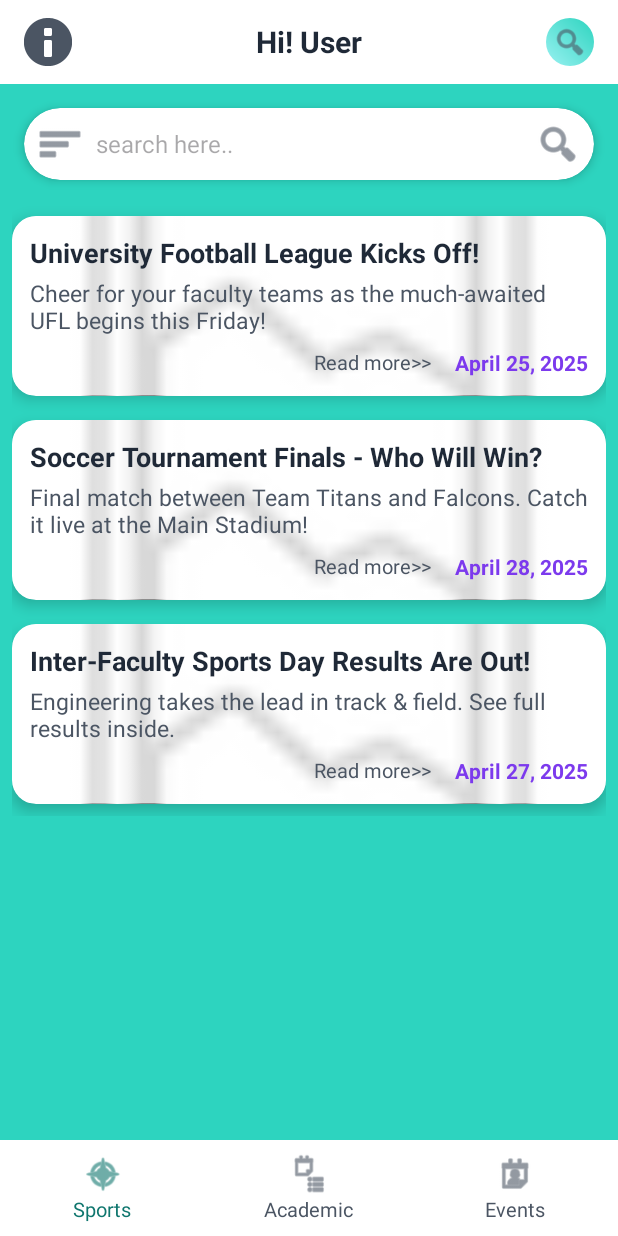
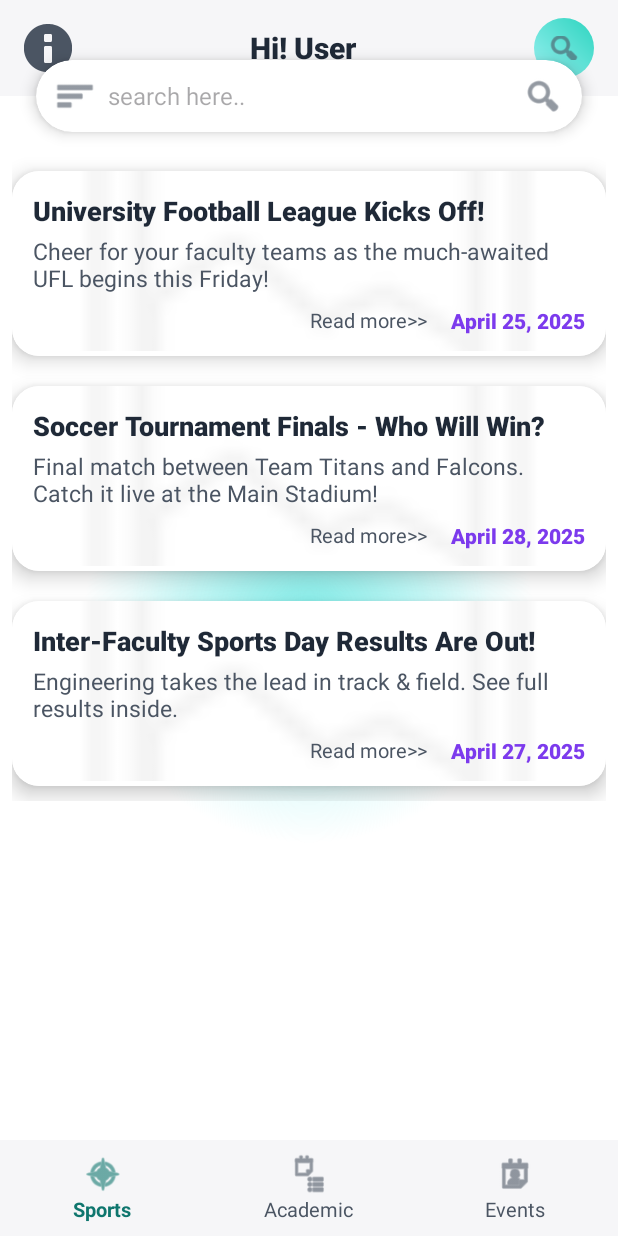
Before and after one commit to MalithDN/campus-android-app, an Android app: the DashboardActivity screen opened directly, with no data from a screen before it, on a phone screen of 412 x 824 dp. Run offline under Robolectric (Android 15) with nearby library versions, the phone set to English and light mode, and no system bars.

Commit message:
Modify dashboard

```diff
--- a/app/src/main/res/layout/activity_dashboard.xml
+++ b/app/src/main/res/layout/activity_dashboard.xml
@@ -3,17 +3,18 @@
     xmlns:app="http://schemas.android.com/apk/res-auto"
     android:layout_width="match_parent"
     android:layout_height="match_parent"
-    android:background="@color/primary">
+    android:background="@drawable/splash_background">
 
     <!-- Top Bar -->
     <LinearLayout
         android:id="@+id/topBar"
         android:layout_width="0dp"
-        android:layout_height="56dp"
+        android:layout_height="64dp"
         android:orientation="horizontal"
         android:gravity="center_vertical"
-        android:background="@color/background"
-        android:paddingHorizontal="16dp"
+        android:background="#F6F6F8"
+        android:paddingLeft="16dp"
+        android:paddingRight="16dp"
         app:layout_constraintTop_toTopOf="parent"
         app:layout_constraintStart_toStartOf="parent"
         app:layout_constraintEnd_toEndOf="parent">
@@ -33,15 +34,21 @@
             android:text="Hi! User"
             android:textColor="@color/text_primary"
             android:textSize="20sp"
-            android:textStyle="bold" />
+            android:textStyle="bold"
+            android:fontFamily="sans-serif-medium" />
 
-        <ImageView
-            android:layout_width="32dp"
-            android:layout_height="32dp"
-            android:src="@android:drawable/ic_menu_search"
+        <FrameLayout
+            android:layout_width="40dp"
+            android:layout_height="40dp"
             android:background="@drawable/rounded_button"
-            android:padding="4dp"
-            android:tint="@color/text_secondary" />
+            android:layout_gravity="center">
+            <ImageView
+                android:layout_width="24dp"
+                android:layout_height="24dp"
+                android:layout_gravity="center"
+                android:src="@android:drawable/ic_menu_search"
+                android:tint="@color/text_secondary" />
+        </FrameLayout>
     </LinearLayout>
 
     <!-- Search Bar -->
@@ -49,10 +56,10 @@
         android:id="@+id/searchCard"
         android:layout_width="0dp"
         android:layout_height="48dp"
-        android:layout_marginTop="16dp"
-        android:layout_marginHorizontal="16dp"
+        android:layout_marginTop="-24dp"
+        android:layout_marginHorizontal="24dp"
         app:cardCornerRadius="24dp"
-        app:cardElevation="4dp"
+        app:cardElevation="6dp"
         app:layout_constraintTop_toBottomOf="@id/topBar"
         app:layout_constraintStart_toStartOf="parent"
         app:layout_constraintEnd_toEndOf="parent">
@@ -64,11 +71,11 @@
             android:gravity="center_vertical">
 
             <ImageView
-                android:layout_width="32dp"
-                android:layout_height="32dp"
+                android:layout_width="28dp"
+                android:layout_height="28dp"
                 android:src="@android:drawable/ic_menu_sort_by_size"
                 android:tint="@color/text_secondary"
-                android:layout_marginStart="8dp" />
+                android:layout_marginStart="12dp" />
 
             <EditText
                 android:id="@+id/searchEditText"
@@ -77,16 +84,17 @@
                 android:layout_weight="1"
                 android:background="@android:color/transparent"
                 android:hint="search here.."
-                android:paddingHorizontal="8dp"
+                android:paddingLeft="8dp"
+                android:paddingRight="8dp"
                 android:textColor="@color/text_primary"
                 android:textSize="16sp" />
 
             <ImageView
-                android:layout_width="32dp"
-                android:layout_height="32dp"
+                android:layout_width="28dp"
+                android:layout_height="28dp"
                 android:src="@android:drawable/ic_menu_search"
                 android:tint="@color/text_secondary"
-                android:layout_marginEnd="8dp" />
+                android:layout_marginEnd="12dp" />
         </LinearLayout>
     </androidx.cardview.widget.CardView>
 
@@ -106,15 +114,16 @@
             android:layout_width="match_parent"
             android:layout_height="wrap_content"
             android:orientation="vertical"
-            android:paddingHorizontal="8dp">
+            android:paddingLeft="8dp"
+            android:paddingRight="8dp">
 
             <!-- Card 1 -->
             <androidx.cardview.widget.CardView
                 android:layout_width="match_parent"
                 android:layout_height="wrap_content"
-                android:layout_marginVertical="8dp"
-                app:cardCornerRadius="16dp"
-                app:cardElevation="6dp">
+                android:layout_marginVertical="10dp"
+                app:cardCornerRadius="18dp"
+                app:cardElevation="8dp">
 
                 <RelativeLayout
                     android:layout_width="match_parent"
@@ -130,8 +139,8 @@
                         android:layout_width="match_parent"
                         android:layout_height="match_parent"
                         android:orientation="vertical"
-                        android:background="#AAFFFFFF"
-                        android:padding="12dp">
+                        android:background="#E6FFFFFF"
+                        android:padding="14dp">
 
                         <TextView
                             android:layout_width="wrap_content"
@@ -139,14 +148,16 @@
                             android:text="University Football League Kicks Off!"
                             android:textColor="@color/text_primary"
                             android:textSize="18sp"
-                            android:textStyle="bold" />
+                            android:textStyle="bold"
+                            android:fontFamily="sans-serif-medium" />
                         <TextView
                             android:layout_width="wrap_content"
                             android:layout_height="wrap_content"
                             android:text="Cheer for your faculty teams as the much-awaited UFL begins this Friday!"
                             android:textColor="@color/text_secondary"
                             android:textSize="15sp"
-                            android:layout_marginTop="4dp" />
+                            android:layout_marginTop="4dp"
+                            android:fontFamily="sans-serif" />
                         <LinearLayout
                             android:layout_width="match_parent"
                             android:layout_height="wrap_content"
@@ -158,14 +169,16 @@
                                 android:layout_height="wrap_content"
                                 android:text="Read more>>"
                                 android:textColor="@color/text_secondary"
-                                android:textSize="13sp" />
+                                android:textSize="13sp"
+                                android:fontFamily="sans-serif" />
                             <TextView
                                 android:layout_width="wrap_content"
                                 android:layout_height="wrap_content"
                                 android:text="April 25, 2025"
                                 android:textColor="#7C3AED"
                                 android:textStyle="bold"
-                                android:layout_marginStart="16dp" />
+                                android:layout_marginStart="16dp"
+                                android:fontFamily="sans-serif-medium" />
                         </LinearLayout>
                     </LinearLayout>
                 </RelativeLayout>
@@ -175,9 +188,9 @@
             <androidx.cardview.widget.CardView
                 android:layout_width="match_parent"
                 android:layout_height="wrap_content"
-                android:layout_marginVertical="8dp"
-                app:cardCornerRadius="16dp"
-                app:cardElevation="6dp">
+                android:layout_marginVertical="10dp"
+                app:cardCornerRadius="18dp"
+                app:cardElevation="8dp">
 
                 <RelativeLayout
                     android:layout_width="match_parent"
@@ -193,8 +206,8 @@
                         android:layout_width="match_parent"
                         android:layout_height="match_parent"
                         android:orientation="vertical"
-                        android:background="#AAFFFFFF"
-                        android:padding="12dp">
+                        android:background="#E6FFFFFF"
+                        android:padding="14dp">
 
                         <TextView
                             android:layout_width="wrap_content"
@@ -202,14 +215,16 @@
                             android:text="Soccer Tournament Finals - Who Will Win?"
                             android:textColor="@color/text_primary"
                             android:textSize="18sp"
-                            android:textStyle="bold" />
+                            android:textStyle="bold"
+                            android:fontFamily="sans-serif-medium" />
                         <TextView
                             android:layout_width="wrap_content"
                             android:layout_height="wrap_content"
                             android:text="Final match between Team Titans and Falcons. Catch it live at the Main Stadium!"
                             android:textColor="@color/text_secondary"
                             android:textSize="15sp"
-                            android:layout_marginTop="4dp" />
+                            android:layout_marginTop="4dp"
+                            android:fontFamily="sans-serif" />
                         <LinearLayout
                             android:layout_width="match_parent"
                             android:layout_height="wrap_content"
@@ -221,14 +236,16 @@
                                 android:layout_height="wrap_content"
                                 android:text="Read more>>"
                                 android:textColor="@color/text_secondary"
-                                android:textSize="13sp" />
+                                android:textSize="13sp"
+                                android:fontFamily="sans-serif" />
                             <TextView
                                 android:layout_width="wrap_content"
                                 android:layout_height="wrap_content"
                                 android:text="April 28, 2025"
                                 android:textColor="#7C3AED"
                                 android:textStyle="bold"
-                                android:layout_marginStart="16dp" />
+                                android:layout_marginStart="16dp"
+                                android:fontFamily="sans-serif-medium" />
                         </LinearLayout>
                     </LinearLayout>
                 </RelativeLayout>
@@ -238,9 +255,9 @@
             <androidx.cardview.widget.CardView
                 android:layout_width="match_parent"
                 android:layout_height="wrap_content"
-                android:layout_marginVertical="8dp"
-                app:cardCornerRadius="16dp"
-                app:cardElevation="6dp">
+                android:layout_marginVertical="10dp"
+                app:cardCornerRadius="18dp"
+                app:cardElevation="8dp">
 
                 <RelativeLayout
                     android:layout_width="match_parent"
@@ -256,8 +273,8 @@
                         android:layout_width="match_parent"
                         android:layout_height="match_parent"
                         android:orientation="vertical"
-                        android:background="#AAFFFFFF"
-                        android:padding="12dp">
+                        android:background="#E6FFFFFF"
+                        android:padding="14dp">
 
                         <TextView
                             android:layout_width="wrap_content"
@@ -265,14 +282,16 @@
                             android:text="Inter-Faculty Sports Day Results Are Out!"
                             android:textColor="@color/text_primary"
                             android:textSize="18sp"
-                            android:textStyle="bold" />
+                            android:textStyle="bold"
+                            android:fontFamily="sans-serif-medium" />
                         <TextView
                             android:layout_width="wrap_content"
                             android:layout_height="wrap_content"
                             android:text="Engineering takes the lead in track &amp; field. See full results inside."
                             android:textColor="@color/text_secondary"
                             android:textSize="15sp"
-                            android:layout_marginTop="4dp" />
+                            android:layout_marginTop="4dp"
+                            android:fontFamily="sans-serif" />
                         <LinearLayout
                             android:layout_width="match_parent"
                             android:layout_height="wrap_content"
@@ -284,14 +303,16 @@
                                 android:layout_height="wrap_content"
                                 android:text="Read more>>"
                                 android:textColor="@color/text_secondary"
-                                android:textSize="13sp" />
+                                android:textSize="13sp"
+                                android:fontFamily="sans-serif" />
                             <TextView
                                 android:layout_width="wrap_content"
                                 android:layout_height="wrap_content"
                                 android:text="April 27, 2025"
                                 android:textColor="#7C3AED"
                                 android:textStyle="bold"
-                                android:layout_marginStart="16dp" />
+                                android:layout_marginStart="16dp"
+                                android:fontFamily="sans-serif-medium" />
                         </LinearLayout>
                     </LinearLayout>
                 </RelativeLayout>
@@ -305,7 +326,7 @@
         android:layout_width="0dp"
         android:layout_height="64dp"
         android:orientation="horizontal"
-        android:background="@color/background"
+        android:background="#F6F6F8"
         android:gravity="center"
         app:layout_constraintBottom_toBottomOf="parent"
         app:layout_constraintStart_toStartOf="parent"
@@ -327,7 +348,8 @@
                 android:layout_height="wrap_content"
                 android:text="Sports"
                 android:textColor="@color/primary_dark"
-                android:textSize="13sp" />
+                android:textSize="13sp"
+                android:textStyle="bold" />
         </LinearLayout>
         <LinearLayout
             android:layout_width="0dp"
```
